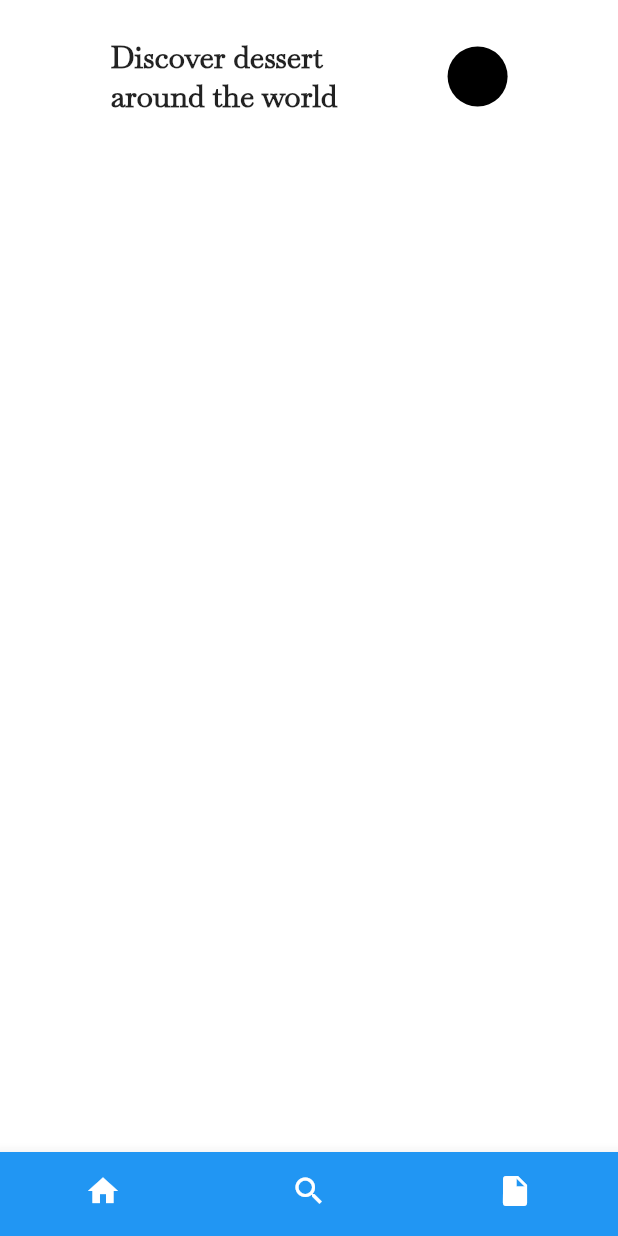
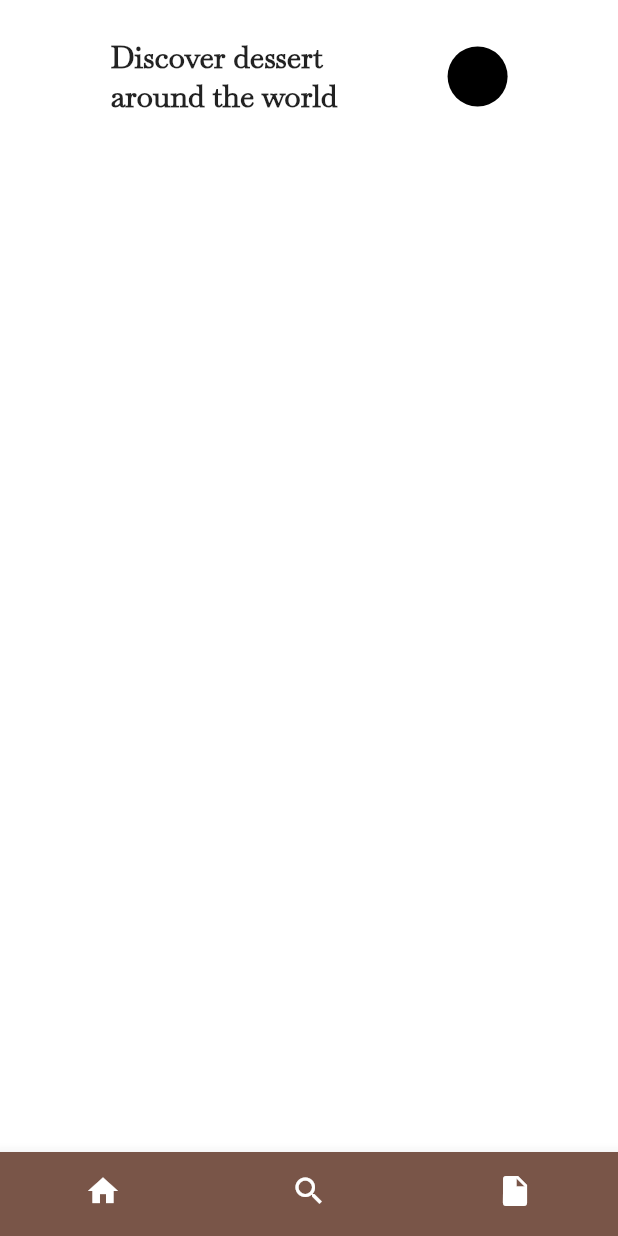
Before and after one commit to mahmoud-eslami/dessert_time, a Flutter app: the Home screen opened directly, on a phone screen of 412 x 824 dp. Run offline on Flutter 3.47's test engine with Material 2 defaults, Android fonts, the phone set to English and light mode, and no system bars; our stand-ins replace bloc, equatable, flutter_bloc.

```diff
--- a/lib/main.dart
+++ b/lib/main.dart
@@ -1,5 +1,6 @@
 import 'package:dessert_time/bloc/dessert_bloc.dart';
 import 'package:dessert_time/bloc/dessert_event.dart';
+import 'package:dessert_time/pages/home.dart';
 import 'package:dessert_time/pages/splash.dart';
 import 'package:flutter/material.dart';
 import 'package:flutter_bloc/flutter_bloc.dart';
@@ -19,7 +20,7 @@ class MyApp extends StatelessWidget {
           primarySwatch: Colors.blue,
           fontFamily: 'Baskervville',
         ),
-        home: SplashScreen(),
+        home: Home(),
       ),
     );
   }
--- a/lib/pages/home.dart
+++ b/lib/pages/home.dart
@@ -1,5 +1,8 @@
+import 'package:dessert_time/bloc/bloc.dart';
+import 'package:dessert_time/pages/splash.dart';
 import 'package:flutter/cupertino.dart';
 import 'package:flutter/material.dart';
+import 'package:flutter_bloc/flutter_bloc.dart';
 
 class Home extends StatefulWidget {
   @override
@@ -9,37 +12,14 @@ class Home extends StatefulWidget {
 class _HomeState extends State<Home> {
   @override
   Widget build(BuildContext context) {
+    return BlocBuilder<DessertBloc, DessertState>(
+      builder: (context, state) {
+        if (state is SplashState) {
+          return SplashScreen();
+        } else if (state is InitialDessertState) {}
         return Scaffold(
           backgroundColor: Colors.white,
-      bottomNavigationBar: BottomNavigationBar(
-        showSelectedLabels: false,
-        showUnselectedLabels: false,
-        backgroundColor: Colors.blue,
-        items: <BottomNavigationBarItem>[
-//        Icon(Icons.account_circle),
-          BottomNavigationBarItem(
-            title: Text('',style: TextStyle(color: Colors.white),),
-            icon: Icon(
-              Icons.home,
-              color: Colors.white,
-            ),
-          ),
-          BottomNavigationBarItem(
-            title: Text('',style: TextStyle(color: Colors.white),),
-            icon: Icon(
-              Icons.search,
-              color: Colors.white,
-            ),
-          ),
-          BottomNavigationBarItem(
-            title: Text('',style: TextStyle(color: Colors.white),),
-            icon: Icon(
-              Icons.insert_drive_file,
-              color: Colors.white,
-            ),
-          ),
-        ],
-      ),
+          bottomNavigationBar: CustomBottomNavigation(),
           body: Column(
             children: <Widget>[
               SizedBox(
@@ -63,5 +43,49 @@ class _HomeState extends State<Home> {
             ],
           ),
         );
+      },
+    );
   }
 }
+class CustomBottomNavigation extends StatelessWidget {
+  @override
+  Widget build(BuildContext context) {
+    return BottomNavigationBar(
+      showSelectedLabels: false,
+      showUnselectedLabels: false,
+      backgroundColor: Colors.brown,
+      items: <BottomNavigationBarItem>[
+        BottomNavigationBarItem(
+          title: Text(
+            '',
+            style: TextStyle(color: Colors.white),
+          ),
+          icon: Icon(
+            Icons.home,
+            color: Colors.white,
+          ),
+        ),
+        BottomNavigationBarItem(
+          title: Text(
+            '',
+            style: TextStyle(color: Colors.white),
+          ),
+          icon: Icon(
+            Icons.search,
+            color: Colors.white,
+          ),
+        ),
+        BottomNavigationBarItem(
+          title: Text(
+            '',
+            style: TextStyle(color: Colors.white),
+          ),
+          icon: Icon(
+            Icons.insert_drive_file,
+            color: Colors.white,
+          ),
+        ),
+      ],
+    );
+  }
+}
```
Lines whose indentation alone changed are shown as unchanged.
